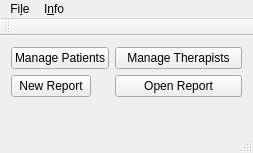
Above: mainwindow.ui from loaded02/ICF_Report before the change. Below: the same form after it.
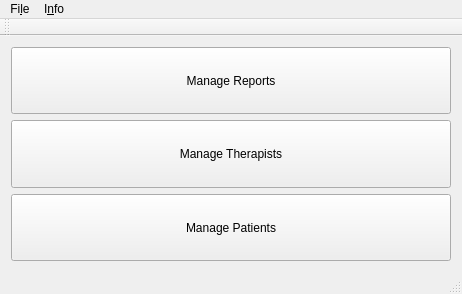
That is the form after the change.

```diff
--- a/mainwindow.ui
+++ b/mainwindow.ui
@@ -6,46 +6,75 @@
    <rect>
     <x>0</x>
     <y>0</y>
-    <width>253</width>
-    <height>153</height>
+    <width>462</width>
+    <height>294</height>
    </rect>
   </property>
   <property name="windowTitle">
    <string>MainWindow</string>
   </property>
   <widget class="QWidget" name="centralWidget">
-   <layout class="QFormLayout" name="formLayout">
-    <item row="0" column="0">
-     <widget class="QPushButton" name="pushButtonPat">
-      <property name="styleSheet">
-       <string notr="true"/>
+   <layout class="QVBoxLayout" name="verticalLayout">
+    <item>
+     <widget class="QPushButton" name="pushButtonRepNew">
+      <property name="sizePolicy">
+       <sizepolicy hsizetype="Minimum" vsizetype="Preferred">
+        <horstretch>0</horstretch>
+        <verstretch>0</verstretch>
+       </sizepolicy>
       </property>
       <property name="text">
-       <string>Manage Patients</string>
+       <string>Manage Reports</string>
+      </property>
+      <property name="shortcut">
+       <string comment="R"/>
+      </property>
+      <property name="flat">
+       <bool>false</bool>
       </property>
      </widget>
     </item>
-    <item row="0" column="1">
+    <item>
      <widget class="QPushButton" name="pushButtonTher">
+      <property name="sizePolicy">
+       <sizepolicy hsizetype="Minimum" vsizetype="Preferred">
+        <horstretch>0</horstretch>
+        <verstretch>0</verstretch>
+       </sizepolicy>
+      </property>
       <property name="styleSheet">
        <string notr="true"/>
       </property>
       <property name="text">
        <string>Manage Therapists</string>
       </property>
-     </widget>
-    </item>
-    <item row="1" column="0">
-     <widget class="QPushButton" name="pushButtonrepNew">
-      <property name="text">
-       <string>New Report</string>
+      <property name="shortcut">
+       <string comment="T"/>
       </property>
+      <property name="flat">
+       <bool>false</bool>
+      </property>
      </widget>
     </item>
-    <item row="1" column="1">
-     <widget class="QPushButton" name="pushButtonRep">
+    <item>
+     <widget class="QPushButton" name="pushButtonPat">
+      <property name="sizePolicy">
+       <sizepolicy hsizetype="Minimum" vsizetype="Preferred">
+        <horstretch>0</horstretch>
+        <verstretch>0</verstretch>
+       </sizepolicy>
+      </property>
+      <property name="styleSheet">
+       <string notr="true"/>
+      </property>
       <property name="text">
-       <string>Open Report</string>
+       <string>Manage Patients</string>
+      </property>
+      <property name="shortcut">
+       <string comment="P"/>
+      </property>
+      <property name="flat">
+       <bool>false</bool>
       </property>
      </widget>
     </item>
@@ -56,8 +85,8 @@
     <rect>
      <x>0</x>
      <y>0</y>
-     <width>253</width>
-     <height>30</height>
+     <width>462</width>
+     <height>27</height>
     </rect>
    </property>
    <widget class="QMenu" name="menuAbout">
```
